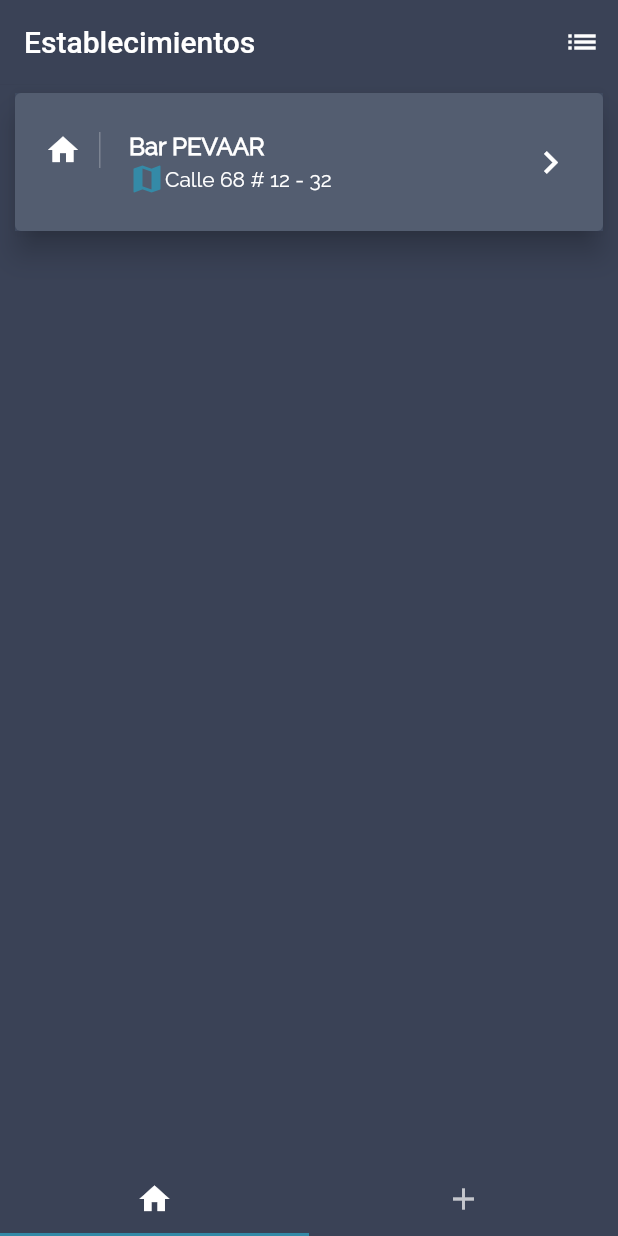
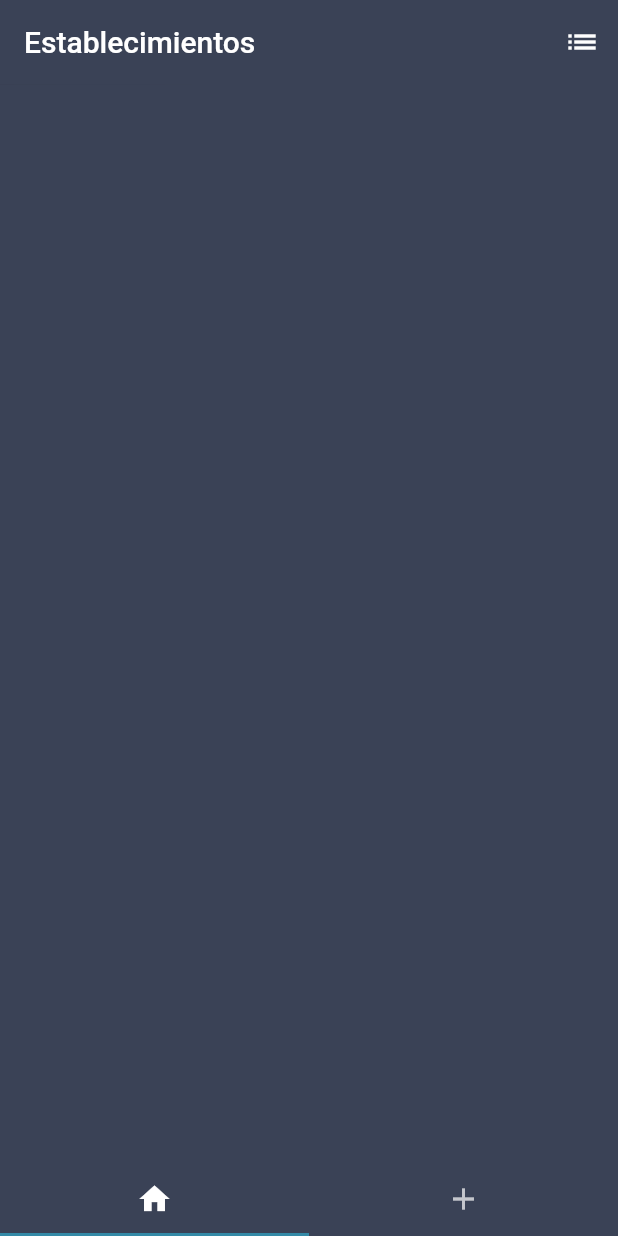
Before and after one commit to saulenriquejr/Inventory, a Flutter app: the screen it shows after launch, on a phone screen of 412 x 824 dp. Run offline on Flutter 3.47's test engine with Material 2 defaults, Android fonts, the phone set to English and light mode, and no system bars.

Commit message:
added create establishment feature

```diff
--- a/lib/main.dart
+++ b/lib/main.dart
@@ -1,6 +1,8 @@
 import 'package:flutter/material.dart';
+import 'package:scoped_model/scoped_model.dart';
 
 import './pages/establishment_admin.dart';
+import 'package:Inventarios/scoped_models/main.dart';
 
 void main() => runApp(App());
 
@@ -14,14 +16,16 @@ class App extends StatefulWidget {
 class _MyAppState extends State<App> {
   @override
   Widget build(BuildContext context) {
-    return MaterialApp(
-      theme: ThemeData(
-        primaryColor: Color.fromRGBO(58, 66, 86, 1.0),
-        accentColor: Color.fromRGBO(52, 138, 167, 1.0)
-      ),
-      routes: {
-        '/': (BuildContext context) => EstablishmentAdminPage(title: 'Establecimientos')
-      },
-    );
+    return ScopedModel<MainModel>(
+        model: MainModel(),
+        child: MaterialApp(
+          theme: ThemeData(
+              primaryColor: Color.fromRGBO(58, 66, 86, 1.0),
+              accentColor: Color.fromRGBO(52, 138, 167, 1.0)),
+          routes: {
+            '/': (BuildContext context) =>
+                EstablishmentAdminPage(title: 'Establecimientos')
+          },
+        ));
   }
 }
--- a/lib/models/establishment.dart
+++ b/lib/models/establishment.dart
@@ -1,8 +1,6 @@
-import 'package:flutter/material.dart';
-
 class Establishment {
   String name;
   String address;
 
-  Establishment({@required this.address, @required this.name});
+  Establishment({this.address, this.name});
 }
--- a/lib/pages/establishment_list.dart
+++ b/lib/pages/establishment_list.dart
@@ -1,39 +1,44 @@
 import 'package:flutter/material.dart';
+import 'package:scoped_model/scoped_model.dart';
+
+import 'package:Inventarios/scoped_models/main.dart';
 import '../widgets/tile_default.dart';
 
-class EstablishmentListPage extends StatefulWidget {
-
-  @override
-  _EstablishmentListPageState createState() => _EstablishmentListPageState();
-}
-
-class _EstablishmentListPageState extends State<EstablishmentListPage> {
-  @override
-  Widget build(BuildContext context) {
-
-    final buildCard = Card(
+class EstablishmentListPage extends StatelessWidget {
+  Widget buildCard(BuildContext context, int index, MainModel model) {
+    return Card(
       elevation: 8.0,
       margin: new EdgeInsets.symmetric(horizontal: 10.0, vertical: 6.0),
       child: Container(
         decoration: BoxDecoration(color: Color.fromRGBO(64, 75, 96, .9)),
-        child: TileDefault(title: 'Bar PEVAAR', subtitle: 'Calle 68 # 12 - 32'),
+        child: TileDefault(
+            title: model.allEstablishments[index].name,
+            subtitle: model.allEstablishments[index].address),
       ),
     );
+  }
 
+  @override
+  Widget build(BuildContext context) {
+    return ScopedModelDescendant<MainModel>(
+        builder: (BuildContext context, Widget child, MainModel model) {
       final buildBody = Container(
         child: ListView.builder(
           scrollDirection: Axis.vertical,
           shrinkWrap: true,
-        itemCount: 1,
+          itemCount: model.allEstablishments.length,
           itemBuilder: (BuildContext context, int index) {
-          return buildCard;
+            return buildCard(context, index, model);
           },
         ),
       );
+
+
 
       return Scaffold(
         backgroundColor: Theme.of(context).primaryColor,
         body: buildBody,
       );
+    });
   }
 }
--- /dev/null
+++ b/lib/scoped_models/connected_establishments.dart
@@ -0,0 +1,21 @@
+import 'package:scoped_model/scoped_model.dart';
+
+import 'package:Inventarios/models/establishment.dart';
+
+mixin ConnectedEstablishmentModel on Model {
+  List<Establishment> _establishments = [];
+  int _selEstablishmentIndex;
+
+  void addEstablishment(String name, String address) {
+    final Establishment newEstablishment =
+        Establishment(name: name, address: address);
+    _establishments.add(newEstablishment);
+    notifyListeners();
+  }
+}
+
+mixin EstablishmentsModel on ConnectedEstablishmentModel {
+  List<Establishment> get allEstablishments {
+    return List.from(_establishments);
+  }
+}
--- /dev/null
+++ b/lib/scoped_models/main.dart
@@ -0,0 +1,6 @@
+import 'package:scoped_model/scoped_model.dart';
+import './connected_establishments.dart';
+
+class MainModel extends Model with ConnectedEstablishmentModel, EstablishmentsModel {
+
+}
--- a/pubspec.yaml
+++ b/pubspec.yaml
@@ -23,6 +23,8 @@ dependencies:
   # The following adds the Cupertino Icons font to your application.
   # Use with the CupertinoIcons class for iOS style icons.
   cupertino_icons: ^0.1.2
+  scoped_model: ^1.0.1
+
 
 dev_dependencies:
   flutter_test:
```
Also changed, not shown: lib/pages/establishment_edit.dart (+33 -16 lines), pubspec.lock. Lines whose indentation alone changed are shown as unchanged.
